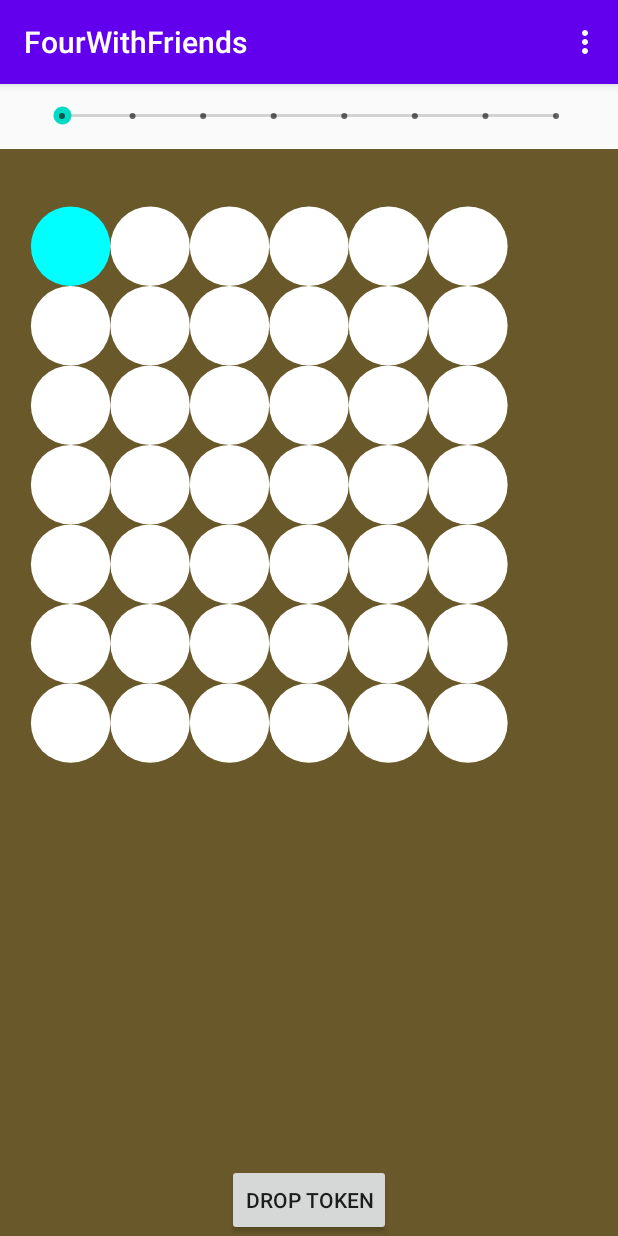
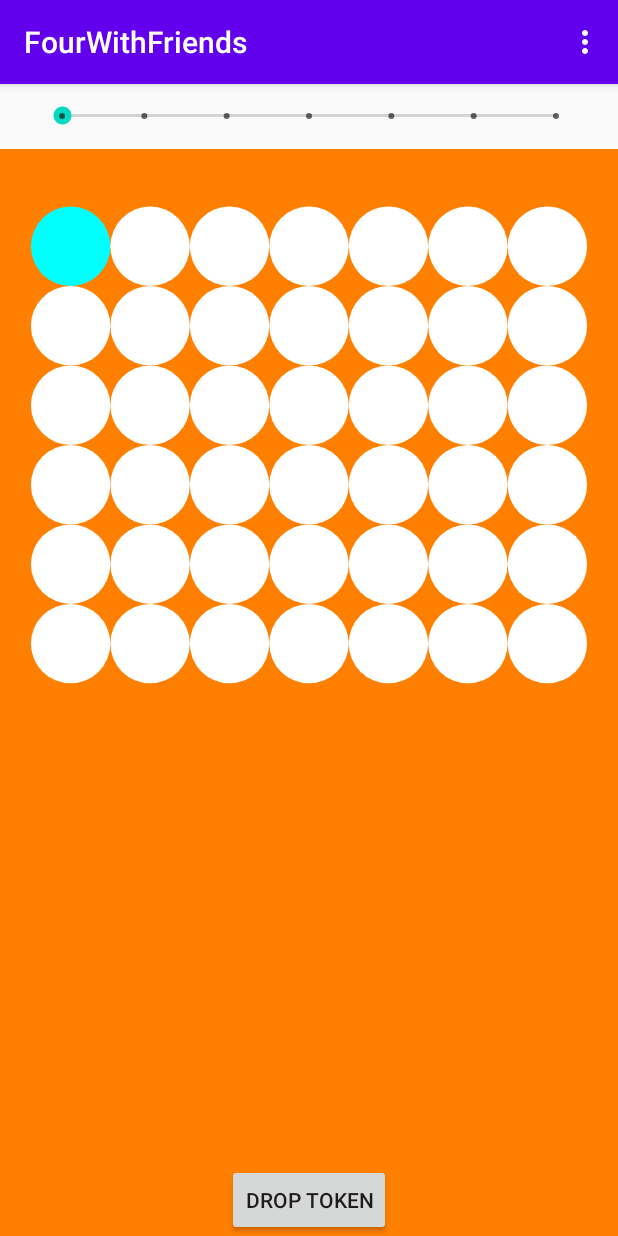
Before and after one commit to apradhan12/four-with-friends-android, an Android app: the screen it shows after launch (Connect4Activity), on a phone screen of 412 x 824 dp. Run offline under Robolectric (Android 15) with nearby library versions, the phone set to English and light mode, and no system bars.

Commit message:
Fix board orientation

```diff
--- a/app/src/main/java/com/fourwithfriends/BoardView.kt
+++ b/app/src/main/java/com/fourwithfriends/BoardView.kt
@@ -43,6 +43,9 @@ class BoardView(context: Context, attrs: AttributeSet) : View(context, attrs) {
         model.setBoardCell(0, 0, PlayerColor.Blue)
         val board = model.board
 //        println("here is board ${Arrays.deepToString(board)}")
+        println("Width: $width")
+        println("Display width: ${getDisplayDimensions().widthPixels}")
+        can.drawRect(0F, 0F, 1440F, 1440F, orange)
         for (col in 0 until boardWidth) {
             for (row in 0 until boardHeight) {
                 val paint: Paint = when (board[col][row]!!) {
@@ -50,9 +53,11 @@ class BoardView(context: Context, attrs: AttributeSet) : View(context, attrs) {
                     PlayerColor.Orange -> orange
                     PlayerColor.None -> white
                 }
-                can.drawOval(convertCoords(row, col), paint)
+                can.drawOval(convertCoords(col, row), paint)
             }
         }
+        println("Converted 0 0: " + convertCoords(0, 0))
+        println("Converted 3 5: " + convertCoords(3, 5))
 //        can.drawOval(0F, 0F, 100F, 100F, blue)
     }
 
@@ -64,16 +69,17 @@ class BoardView(context: Context, attrs: AttributeSet) : View(context, attrs) {
         return displayMetrics
     }
 
-    private fun convertCoords(row: Int, col: Int): RectF {
+    private fun convertCoords(col: Int, row: Int): RectF {
         val boardWidthPx = width * SCREEN_WIDTH
         val boardXOffsetPx = (width - boardWidthPx) / 2
         val boardYOffsetPx = height * TOP_PADDING
         val cellWidthPx = boardWidthPx / boardWidth
+        println("Cell width: $cellWidthPx")
         return RectF(
-            (boardXOffsetPx + row * cellWidthPx).toFloat(),
-            (boardYOffsetPx + col * cellWidthPx).toFloat(),
-            (boardXOffsetPx + (row + 1) * cellWidthPx).toFloat(),
-            (boardYOffsetPx + (col + 1) * cellWidthPx).toFloat()
+            (boardXOffsetPx + col * cellWidthPx).toFloat(),
+            (boardYOffsetPx + row * cellWidthPx).toFloat(),
+            (boardXOffsetPx + (col + 1) * cellWidthPx).toFloat(),
+            (boardYOffsetPx + (row + 1) * cellWidthPx).toFloat()
         )
     }
 }
--- a/app/src/main/res/layout/game_fragment.xml
+++ b/app/src/main/res/layout/game_fragment.xml
@@ -11,7 +11,7 @@
         style="@style/Widget.AppCompat.SeekBar.Discrete"
         android:layout_width="361dp"
         android:layout_height="43dp"
-        android:max="@integer/board_width"
+        android:max="@integer/max_board_col"
         app:layout_constraintEnd_toEndOf="parent"
         app:layout_constraintStart_toStartOf="parent"
         app:layout_constraintTop_toTopOf="parent" />
--- a/app/src/main/res/values/data_constants.xml
+++ b/app/src/main/res/values/data_constants.xml
@@ -2,6 +2,7 @@
 <resources>
     <integer name="board_width">7</integer>
     <integer name="board_height">6</integer>
+    <integer name="max_board_col">6</integer>
 <!--    <integer name="max_board_col">@{@integer/board_width - 1}</integer>-->
 <!--    <item name="token_diameter" format="float" type="dimen">95%</item>-->
 <!--    <item name="screen_width" format="float" type="dimen">90%</item>-->
```
